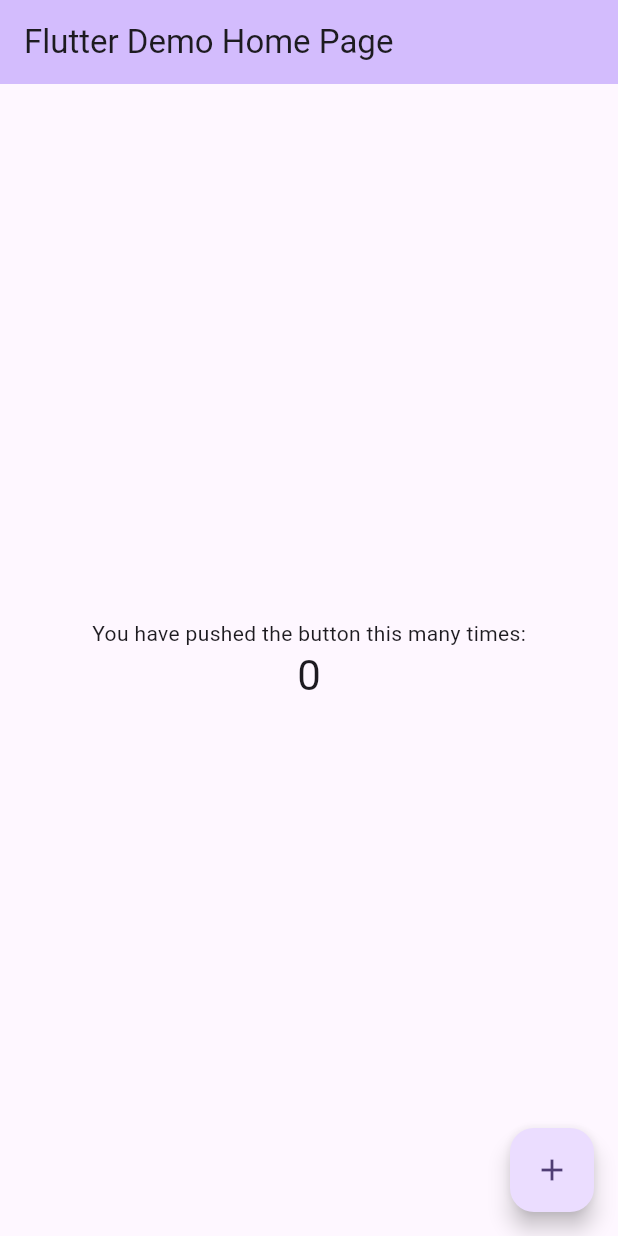
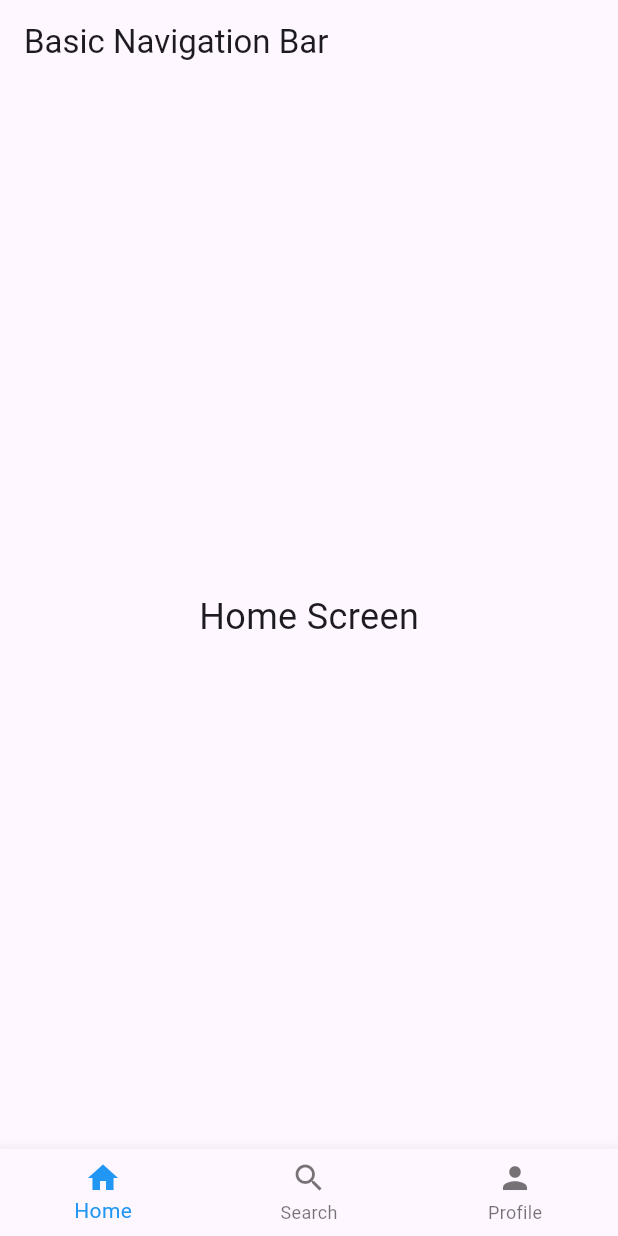
Before and after one commit to OlaroPeter/flutter-class, a Flutter app: the screen it shows after launch, on a phone screen of 412 x 824 dp. Run offline on Flutter 3.47's test engine with Material 3 defaults, Android fonts, the phone set to English and light mode, and no system bars.

Commit message:
simple navigation tabs

```diff
--- a/ola/lib/main.dart
+++ b/ola/lib/main.dart
@@ -1,125 +1,70 @@
 import 'package:flutter/material.dart';
 
 void main() {
-  runApp(const MyApp());
+  runApp(MyApp());
 }
 
 class MyApp extends StatelessWidget {
   const MyApp({super.key});
 
-  // This widget is the root of your application.
   @override
   Widget build(BuildContext context) {
     return MaterialApp(
-      title: 'Flutter Demo',
-      theme: ThemeData(
-        // This is the theme of your application.
-        //
-        // TRY THIS: Try running your application with "flutter run". You'll see
-        // the application has a purple toolbar. Then, without quitting the app,
-        // try changing the seedColor in the colorScheme below to Colors.green
-        // and then invoke "hot reload" (save your changes or press the "hot
-        // reload" button in a Flutter-supported IDE, or press "r" if you used
-        // the command line to start the app).
-        //
-        // Notice that the counter didn't reset back to zero; the application
-        // state is not lost during the reload. To reset the state, use hot
-        // restart instead.
-        //
-        // This works for code too, not just values: Most code changes can be
-        // tested with just a hot reload.
-        colorScheme: ColorScheme.fromSeed(seedColor: Colors.deepPurple),
-        useMaterial3: true,
-      ),
-      home: const MyHomePage(title: 'Flutter Demo Home Page'),
+      debugShowCheckedModeBanner: false,
+      home: HomeScreen(),
     );
   }
 }
 
-class MyHomePage extends StatefulWidget {
-  const MyHomePage({super.key, required this.title});
-
-  // This widget is the home page of your application. It is stateful, meaning
-  // that it has a State object (defined below) that contains fields that affect
-  // how it looks.
-
-  // This class is the configuration for the state. It holds the values (in this
-  // case the title) provided by the parent (in this case the App widget) and
-  // used by the build method of the State. Fields in a Widget subclass are
-  // always marked "final".
-
-  final String title;
+class HomeScreen extends StatefulWidget {
+  const HomeScreen({super.key});
 
   @override
-  State<MyHomePage> createState() => _MyHomePageState();
+  _HomeScreenState createState() => _HomeScreenState();
 }
 
-class _MyHomePageState extends State<MyHomePage> {
-  int _counter = 0;
+class _HomeScreenState extends State<HomeScreen> {
+  int _selectedIndex = 0;
 
-  void _incrementCounter() {
+  // Screens for navigation
+  final List<Widget> _screens = [
+    Center(child: Text('Home Screen', style: TextStyle(fontSize: 24))),
+    Center(child: Text('Search Screen', style: TextStyle(fontSize: 24))),
+    Center(child: Text('Profile Screen', style: TextStyle(fontSize: 24))),
+  ];
+
+  void _onItemTapped(int index) {
     setState(() {
-      // This call to setState tells the Flutter framework that something has
-      // changed in this State, which causes it to rerun the build method below
-      // so that the display can reflect the updated values. If we changed
-      // _counter without calling setState(), then the build method would not be
-      // called again, and so nothing would appear to happen.
-      _counter++;
+      _selectedIndex = index;
     });
   }
 
   @override
   Widget build(BuildContext context) {
-    // This method is rerun every time setState is called, for instance as done
-    // by the _incrementCounter method above.
-    //
-    // The Flutter framework has been optimized to make rerunning build methods
-    // fast, so that you can just rebuild anything that needs updating rather
-    // than having to individually change instances of widgets.
     return Scaffold(
       appBar: AppBar(
-        // TRY THIS: Try changing the color here to a specific color (to
-        // Colors.amber, perhaps?) and trigger a hot reload to see the AppBar
-        // change color while the other colors stay the same.
-        backgroundColor: Theme.of(context).colorScheme.inversePrimary,
-        // Here we take the value from the MyHomePage object that was created by
-        // the App.build method, and use it to set our appbar title.
-        title: Text(widget.title),
+        title: Text('Basic Navigation Bar'),
       ),
-      body: Center(
-        // Center is a layout widget. It takes a single child and positions it
-        // in the middle of the parent.
-        child: Column(
-          // Column is also a layout widget. It takes a list of children and
-          // arranges them vertically. By default, it sizes itself to fit its
-          // children horizontally, and tries to be as tall as its parent.
-          //
-          // Column has various properties to control how it sizes itself and
-          // how it positions its children. Here we use mainAxisAlignment to
-          // center the children vertically; the main axis here is the vertical
-          // axis because Columns are vertical (the cross axis would be
-          // horizontal).
-          //
-          // TRY THIS: Invoke "debug painting" (choose the "Toggle Debug Paint"
-          // action in the IDE, or press "p" in the console), to see the
-          // wireframe for each widget.
-          mainAxisAlignment: MainAxisAlignment.center,
-          children: <Widget>[
-            const Text(
-              'You have pushed the button this many times:',
-            ),
-            Text(
-              '$_counter',
-              style: Theme.of(context).textTheme.headlineMedium,
-            ),
-          ],
-        ),
+      body: _screens[_selectedIndex],
+      bottomNavigationBar: BottomNavigationBar(
+        items: const <BottomNavigationBarItem>[
+          BottomNavigationBarItem(
+            icon: Icon(Icons.home),
+            label: 'Home',
+          ),
+          BottomNavigationBarItem(
+            icon: Icon(Icons.search),
+            label: 'Search',
+          ),
+          BottomNavigationBarItem(
+            icon: Icon(Icons.person),
+            label: 'Profile',
+          ),
+        ],
+        currentIndex: _selectedIndex,
+        selectedItemColor: Colors.blue,
+        onTap: _onItemTapped,
       ),
-      floatingActionButton: FloatingActionButton(
-        onPressed: _incrementCounter,
-        tooltip: 'Increment',
-        child: const Icon(Icons.add),
-      ), // This trailing comma makes auto-formatting nicer for build methods.
     );
   }
 }
```
